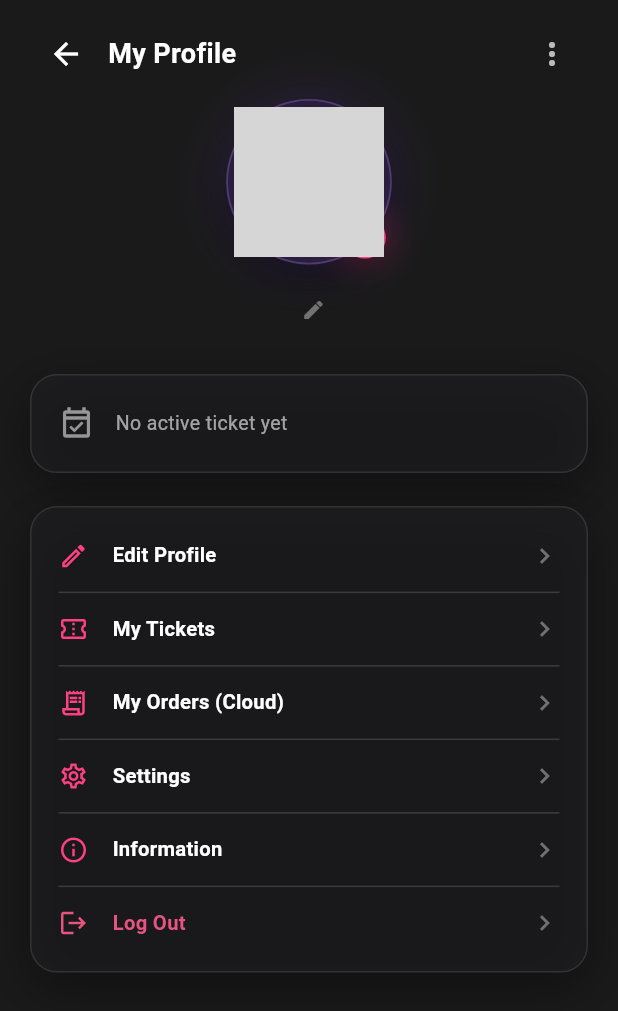
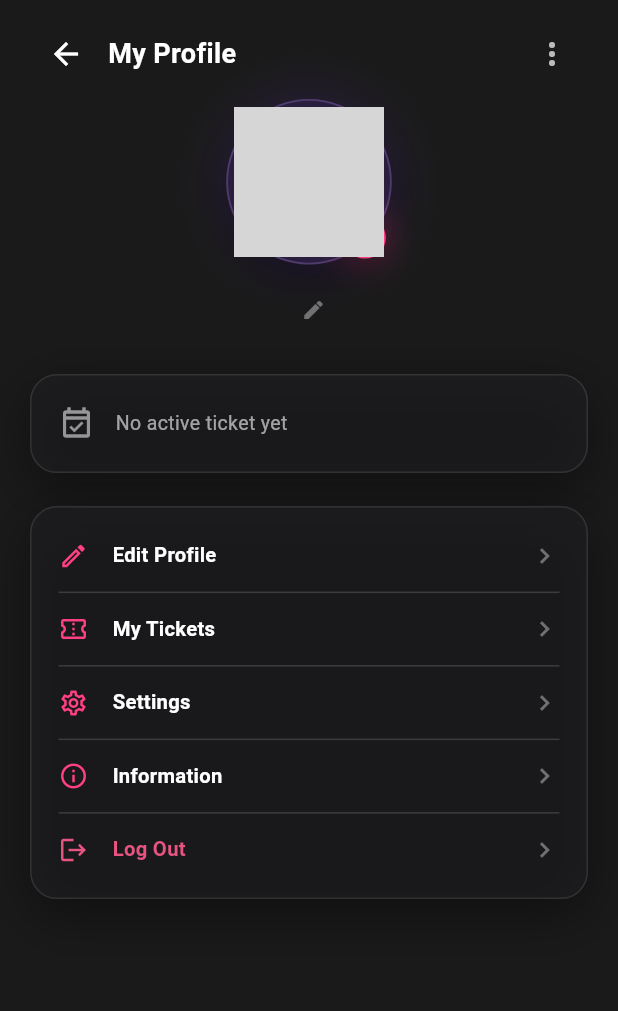
Before and after one commit to naxxzdia/Ticket-Final, a Flutter app: the ProfileScreen screen opened directly, on a phone screen of 412 x 824 dp. Shown: the top 1011 px of the screen. Run offline on Flutter 3.47's test engine with Material 3 defaults, Android fonts, the phone set to English and light mode, and no system bars; our stand-ins replace cloud_firestore, firebase_auth, firebase_core, firebase_storage, image_picker, palette_generator and 3 more; accounts and stored records are empty; network calls fail; grey boxes are pictures that could not be loaded.

Commit message:
chore(profile): remove My Orders cloud menu item

```diff
--- a/lib/screens/profile_screen.dart
+++ b/lib/screens/profile_screen.dart
@@ -9,7 +9,6 @@ import 'edit_profile_screen.dart';
 import 'settings_screen.dart';
 import 'intro_screen.dart';
 import '../services/profile_prefs.dart';
-import 'orders_screen.dart';
 import '../services/user_profile_service.dart';
 
 class ProfileScreen extends StatefulWidget {
@@ -388,12 +387,6 @@ class _ProfileScreenState extends State<ProfileScreen> {
             }
           }),
           _divider(),
-          _menuItem(Icons.receipt_long_outlined, 'My Orders (Cloud)', () {
-            Navigator.of(context).push(
-              MaterialPageRoute(builder: (_) => const OrdersScreen()),
-            );
-          }),
-          _divider(),
           _menuItem(Icons.settings_outlined, 'Settings', () {
             Navigator.of(context).push(
               MaterialPageRoute(builder: (_) => const SettingsScreen()),
```
